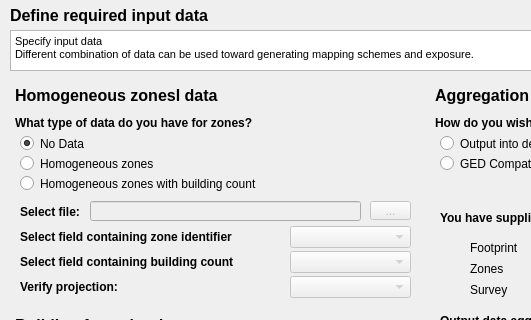
gem/sidd, file qt/wdg_data.ui: the form before one commit; both pictures show x 0 to 531 and y 0 to 320 of the 884 by 694 pixel window.
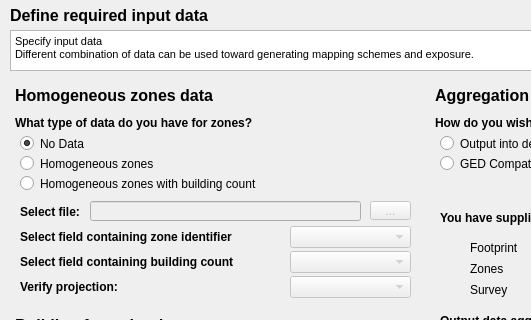
The form after the commit. Icons and pictures are not drawn.

What changed in the file:
```diff
--- a/qt/wdg_data.ui
+++ b/qt/wdg_data.ui
@@ -895,7 +895,7 @@
      </font>
     </property>
     <property name="text">
-     <string>Homogeneous zonesl data</string>
+     <string>Homogeneous zones data</string>
     </property>
    </widget>
    <widget class="QToolButton" name="btn_zones_select_file">
```
